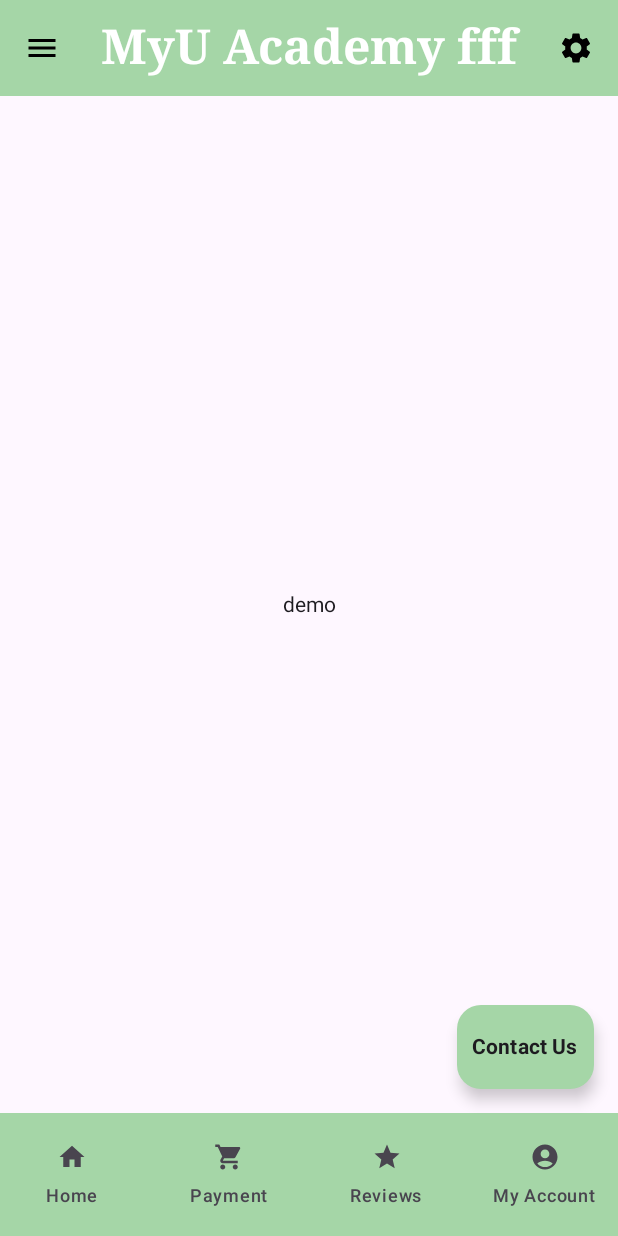
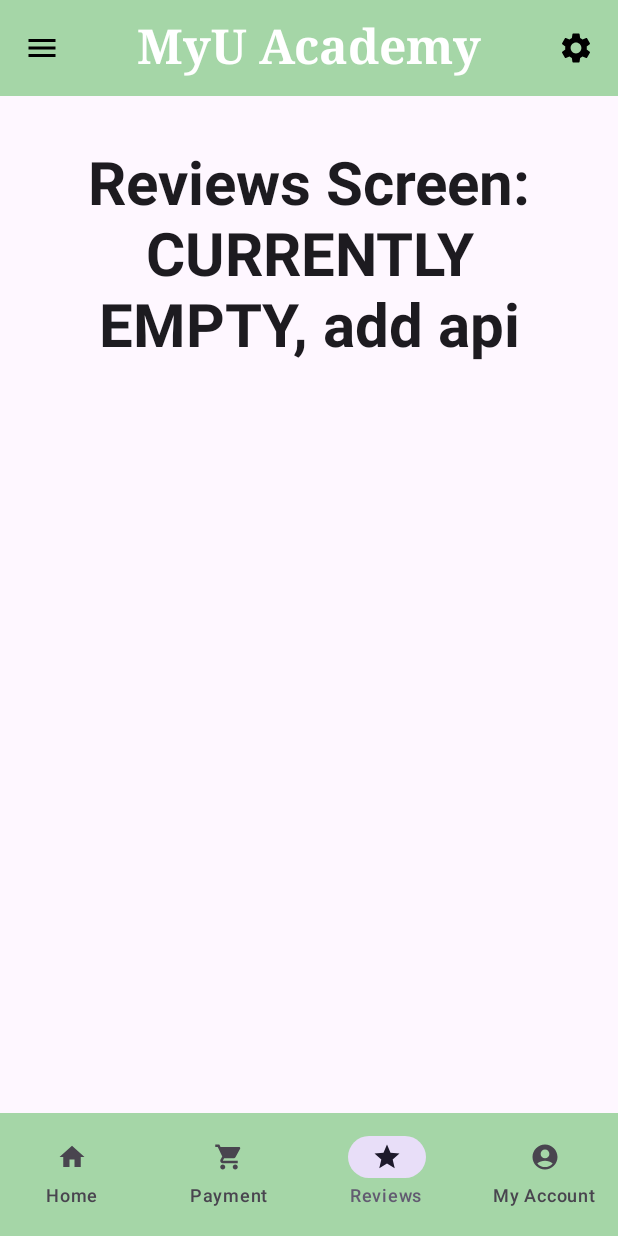
Before and after one commit to Shahira-prog/TutoringApp, an Android app built with Jetpack Compose: the screen it shows after launch (MainActivity), item 3 of the bottom bar chosen, on a phone screen of 412 x 824 dp. Run offline under Robolectric (Android 15) with nearby library versions, the phone set to English and light mode, and no system bars.

Commit message:
update 1
made new files, drop down menu links to pages, top and bottom bar are functional

```diff
--- a/app/src/main/java/com/example/tutoringapp/MainActivity.kt
+++ b/app/src/main/java/com/example/tutoringapp/MainActivity.kt
@@ -7,10 +7,7 @@ import androidx.activity.enableEdgeToEdge
 import androidx.compose.foundation.layout.fillMaxSize
 import androidx.compose.foundation.layout.padding
 import androidx.compose.material3.Scaffold
-import androidx.compose.material3.Text
-import androidx.compose.runtime.Composable
 import androidx.compose.ui.Modifier
-import androidx.compose.ui.tooling.preview.Preview
 import androidx.navigation.compose.NavHost
 import androidx.navigation.compose.composable
 import androidx.navigation.compose.rememberNavController
@@ -18,9 +15,15 @@ import com.example.tutoringapp.navigation.Screens
 import com.example.tutoringapp.screens.account.UserAccount
 import com.example.tutoringapp.screens.account.UserLogin
 import com.example.tutoringapp.screens.account.UserSignUp
+import com.example.tutoringapp.screens.crashcourses.CrashCoursesScreen
+import com.example.tutoringapp.screens.hiring.HiringScreen
+import com.example.tutoringapp.screens.home.BottomNavBar
 import com.example.tutoringapp.screens.home.HomeScreen
+import com.example.tutoringapp.screens.home.MyTopAppBar
+import com.example.tutoringapp.screens.payment.PaymentScreen
+import com.example.tutoringapp.screens.reviews.ReviewsScreen
 import com.example.tutoringapp.screens.settings.SettingsScreen
-import com.example.tutoringapp.ui.theme.TutoringAppTheme
+import com.example.tutoringapp.screens.tutoring.TutoringScreen
 
 class MainActivity : ComponentActivity() {
     override fun onCreate(savedInstanceState: Bundle?) {
@@ -30,10 +33,23 @@ class MainActivity : ComponentActivity() {
 
             // navigation
             val navController = rememberNavController()
-            // nav host for nav between screens
+
+            Scaffold(
+            // both always on screen
+            topBar    = { MyTopAppBar(
+                onSettingsClick = { navController.navigate(Screens.Settings.route) },
+                onCrashCoursesClick = { navController.navigate(Screens.CrashCourses.route) },
+                onTutoringClick = { navController.navigate(Screens.Tutoring.route) },
+                onHiringClick = { navController.navigate(Screens.Hiring.route) }) },
+
+            bottomBar = { BottomNavBar(navController) }
+            ){ innerPadding ->
                 NavHost(
-                navController = navController,
-                startDestination = "home"
+                    navController    = navController,
+                    startDestination = Screens.Home.route,
+                    modifier         = Modifier
+                        .fillMaxSize()
+                        .padding(innerPadding)
                 ) {
                         //each screen is a composable function
                         composable(Screens.Home.route) {
@@ -52,14 +68,30 @@ class MainActivity : ComponentActivity() {
                         }
                         composable(Screens.SignUp.route) {
                             UserSignUp(
-                        onNavigateToLogin = { navController.navigate(Screens.Login.route)},
-                        onSignUpSuccess = { navController.navigate(Screens.Home.route)}
+                                onNavigateToLogin = { navController.navigate(Screens.Login.route) },
+                                onSignUpSuccess = { navController.navigate(Screens.Home.route) }
                             )
                         }
                         composable(Screens.Settings.route) {
                             SettingsScreen(navController = navController)
                         }
+                        composable(Screens.Reviews.route) {
+                            ReviewsScreen(navController = navController)
+                        }
+                        composable(Screens.Payment.route) {
+                            PaymentScreen(navController = navController)
+                        }
+                        composable(Screens.CrashCourses.route) {
+                            CrashCoursesScreen(navController = navController)
+                        }
+                        composable(Screens.Tutoring.route) {
+                            TutoringScreen(navController = navController)
+                        }
+                        composable(Screens.Hiring.route) {
+                            HiringScreen()
                         }
                     }
             }
         }
+    }
+}
--- a/app/src/main/java/com/example/tutoringapp/navigation/Screens.kt
+++ b/app/src/main/java/com/example/tutoringapp/navigation/Screens.kt
@@ -6,4 +6,9 @@ sealed class Screens(val route: String) {
     object Settings : Screens("settings")
    object Login : Screens("login")
    object SignUp : Screens("signup")
+    object Reviews : Screens("reviews")
+    object Payment : Screens("payment")
+    object Tutoring : Screens("tutoring")
+    object CrashCourses : Screens("crashcourses")
+    object Hiring : Screens("hiring")
 }
--- a/app/src/main/java/com/example/tutoringapp/screens/home/BottomNavBar.kt
+++ b/app/src/main/java/com/example/tutoringapp/screens/home/BottomNavBar.kt
@@ -13,35 +13,39 @@ import androidx.compose.material3.NavigationBar
 import androidx.compose.material3.NavigationBarItem
 import androidx.compose.material3.Text
 import androidx.compose.runtime.Composable
+import androidx.compose.runtime.getValue
 import androidx.compose.ui.Modifier
 import androidx.compose.ui.graphics.Color
 import androidx.compose.ui.graphics.vector.ImageVector
 import androidx.compose.ui.unit.dp
+import androidx.navigation.NavController
+import androidx.navigation.compose.currentBackStackEntryAsState
+import com.example.tutoringapp.navigation.Screens
 
 @Composable
-fun BottomNavBar(){
+fun BottomNavBar( navController: NavController){
     val currentRoute = ""
 
     val items = listOf(
         BottomNavItem(
             title = "Home",
             icon = Icons.Default.Home,
-            route = "Home"
+            route = Screens.Home.route
         ),
         BottomNavItem(
             title = "Payment",
             icon = Icons.Default.ShoppingCart,
-            route = "Payment"
+            route = Screens.Payment.route
         ),
         BottomNavItem(
             title = "Reviews",
             icon = Icons.Default.Star,
-            route = "Reviews"
+            route = Screens.Reviews.route
         ),
         BottomNavItem(
             title = "My Account",
             icon = Icons.Default.AccountCircle,
-            route = "Account"
+            route = Screens.Account.route
         )
     )
     NavigationBar(
@@ -49,6 +53,11 @@ fun BottomNavBar(){
         containerColor = Color(0xFFA5D6A7),
         tonalElevation = 8.dp
     ) {
+        //converting the current nav backstack entry into a state
+        val navBackStackEntry by navController.currentBackStackEntryAsState()
+        //getting the route of the current destination
+        val currentRoute = navBackStackEntry?.destination?.route
+
         items.forEach{item ->
             NavigationBarItem(
                 icon = {
@@ -60,7 +69,13 @@ fun BottomNavBar(){
                 },
                 label = {Text(item.title)},
                 selected = currentRoute == item.route,
-                onClick = { /*TODO*/ })
+                onClick = {navController.navigate(item.route){
+                    popUpTo(navController.graph.startDestinationId)
+                    launchSingleTop = true
+                }
+                },
+                alwaysShowLabel = true
+            )
         }
     }
 }
--- a/app/src/main/java/com/example/tutoringapp/screens/home/ContactUs.kt
+++ b/app/src/main/java/com/example/tutoringapp/screens/home/ContactUs.kt
@@ -58,7 +58,6 @@ fun ContactUs(modifier: Modifier = Modifier,
         .clip(RoundedCornerShape(16.dp))            // rounded corners
         .background(Color(0xFFA5D6A7))
         .padding(16.dp),
-        elevation = CardDefaults.cardElevation(defaultElevation = 8.dp),
         colors = CardDefaults.cardColors(containerColor = Color(0xFFA5D6A7))){
         Column {
             Text(
--- a/app/src/main/java/com/example/tutoringapp/screens/home/HomeScreen.kt
+++ b/app/src/main/java/com/example/tutoringapp/screens/home/HomeScreen.kt
@@ -38,8 +38,8 @@ fun HomeScreen(navController: NavController,
     var message  by remember { mutableStateOf("") }
 
     Scaffold(
-        topBar    = { MyTopAppBar(onSettingsClick)},
-        bottomBar = { BottomNavBar() },
+        //topBar    = { MyTopAppBar(onSettingsClick)},
+        //bottomBar = { BottomNavBar(navController) },
         floatingActionButton = {
             FloatingActionButton(onClick = { showForm = !showForm }, containerColor = Color(0xFFA5D6A7)) {
                 if (showForm){
--- a/app/src/main/java/com/example/tutoringapp/screens/home/TopAppBar.kt
+++ b/app/src/main/java/com/example/tutoringapp/screens/home/TopAppBar.kt
@@ -24,10 +24,15 @@ import androidx.compose.ui.graphics.Color
 import androidx.compose.ui.text.font.FontFamily
 import androidx.compose.ui.text.font.FontWeight
 import androidx.compose.ui.text.style.TextAlign
+import com.example.tutoringapp.navigation.Screens
 
 @OptIn(ExperimentalMaterial3Api::class)
 @Composable
-fun MyTopAppBar(onSettingsClick: () -> Unit) {
+fun MyTopAppBar(onSettingsClick: () -> Unit,
+                onCrashCoursesClick: () -> Unit,
+                onTutoringClick: () -> Unit,
+                onHiringClick: () -> Unit
+) {
     var expanded by remember { mutableStateOf(false) } //holds menu state
     TopAppBar(
         navigationIcon = {
@@ -45,26 +50,22 @@ fun MyTopAppBar(onSettingsClick: () -> Unit) {
                 ){
                     DropdownMenuItem(
                         text = { Text("Crash Courses") },
-                        onClick = { /* Handle Item 1 click */ }
+                        onClick = { onCrashCoursesClick() }
                     )
                     DropdownMenuItem(
                         text = { Text("Tutoring") },
-                        onClick = { /* Handle Item 2 click */ }
+                        onClick = { onTutoringClick() }
                     )
                     DropdownMenuItem(
                         text = { Text("Hiring") },
-                        onClick = { /* Handle Item 3 click */ }
-                    )
-                    DropdownMenuItem(
-                        text = { Text("About Us") },
-                        onClick = { /* Handle Item 4 click */ }
+                        onClick = { onHiringClick() }
                     )
                 }
             }
         },
         title = {
             Text(
-                text = "MyU Academy fff",
+                text = "MyU Academy",
                 modifier = Modifier.fillMaxWidth(),
                 textAlign = TextAlign.Center,
                 style = MaterialTheme.typography.headlineLarge.copy(
--- /dev/null
+++ b/app/src/main/java/com/example/tutoringapp/screens/payment/PaymentScreen.kt
@@ -0,0 +1,21 @@
+package com.example.tutoringapp.screens.payment
+
+import androidx.compose.foundation.layout.fillMaxSize
+import androidx.compose.foundation.layout.padding
+import androidx.compose.material3.Text
+import androidx.compose.runtime.Composable
+import androidx.compose.ui.Modifier
+import androidx.compose.ui.text.font.FontWeight
+import androidx.compose.ui.text.style.TextAlign
+import androidx.compose.ui.unit.dp
+import androidx.compose.ui.unit.sp
+import androidx.navigation.NavController
+
+@Composable
+fun PaymentScreen(navController: NavController) {
+    Text(modifier = Modifier.fillMaxSize().padding(35.dp),
+        textAlign = TextAlign.Center,
+        text = "Payment Screen: CURRENTLY EMPTY",
+        fontSize = 40.sp,
+        fontWeight = FontWeight.Bold)
+}
--- /dev/null
+++ b/app/src/main/java/com/example/tutoringapp/screens/reviews/ReviewsScreen.kt
@@ -0,0 +1,21 @@
+package com.example.tutoringapp.screens.reviews
+
+import androidx.compose.foundation.layout.fillMaxSize
+import androidx.compose.foundation.layout.padding
+import androidx.compose.material3.Text
+import androidx.compose.runtime.Composable
+import androidx.compose.ui.Modifier
+import androidx.compose.ui.text.font.FontWeight
+import androidx.compose.ui.text.style.TextAlign
+import androidx.compose.ui.unit.dp
+import androidx.compose.ui.unit.sp
+import androidx.navigation.NavController
+
+@Composable
+fun ReviewsScreen(navController: NavController) {
+    Text(modifier = Modifier.fillMaxSize().padding(35.dp),
+        textAlign = TextAlign.Center,
+        text = "Reviews Screen: CURRENTLY EMPTY, add api",
+        fontSize = 40.sp,
+        fontWeight = FontWeight.Bold)
+}
```
Also changed, not shown: app/src/main/java/com/example/tutoringapp/screens/crashcourses/CrashCoursesScreen.kt (added, +145 -0 lines), app/src/main/java/com/example/tutoringapp/screens/hiring/HiringScreen.kt (added, +218 -0 lines), app/src/main/java/com/example/tutoringapp/screens/tutoring/TutoringScreen.kt (added, +66 -0 lines). Lines whose indentation alone changed are shown as unchanged.
